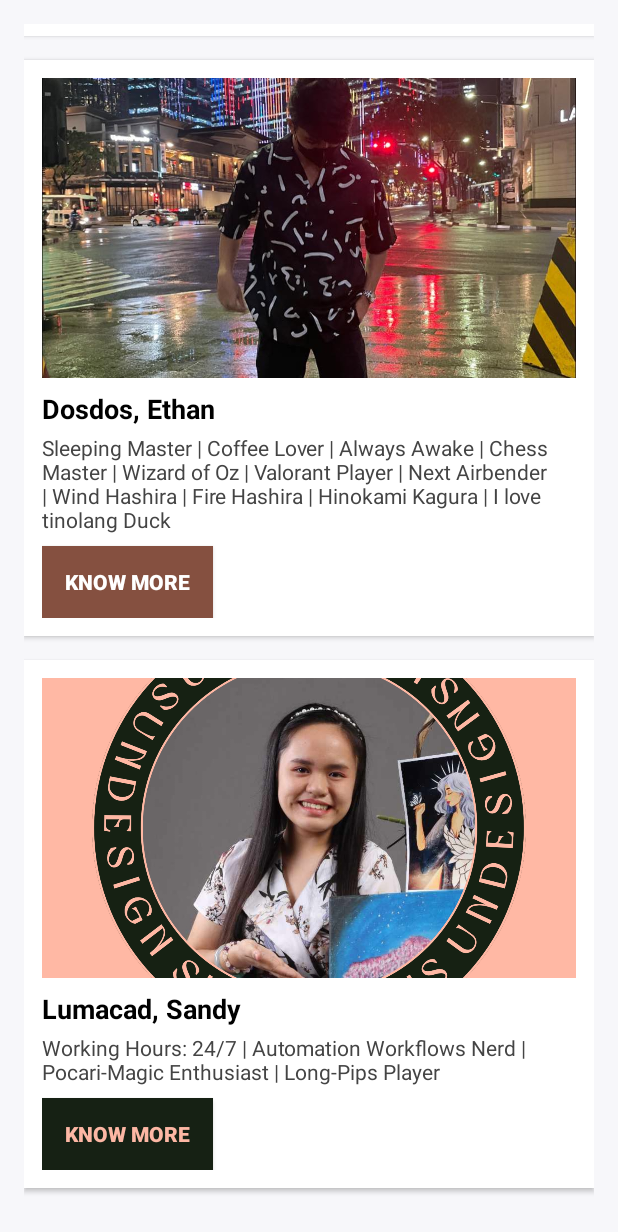
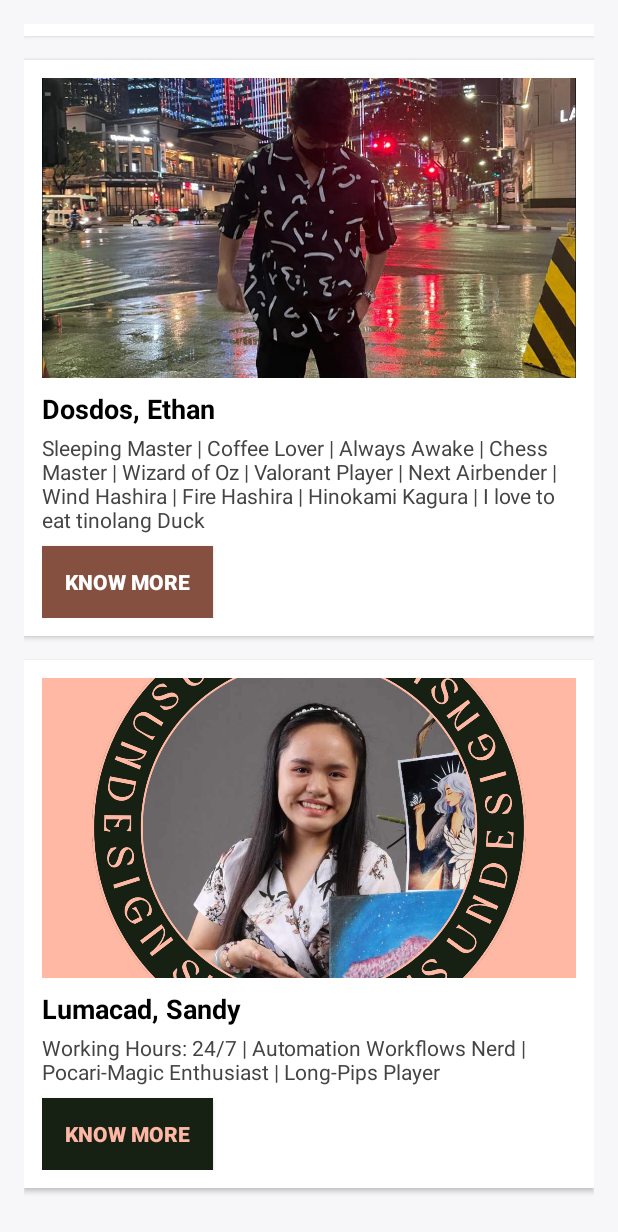
Before and after one commit to SandyLMCD/itcc41-final-about-me-app, an Android app built with Jetpack Compose: the screen it shows after launch (MainActivity), scrolled down 1064 dp, on a phone screen of 412 x 824 dp. Shown: the top 1232 px of the screen. Run offline under Robolectric (Android 15) with nearby library versions, the phone set to English and light mode, and no system bars.

Commit message:
hinokami kagura

```diff
--- a/app/src/main/res/values/strings.xml
+++ b/app/src/main/res/values/strings.xml
@@ -24,8 +24,12 @@
     <string name="sai_description_old">This is a short description about Sai</string>
 
     <string name="ethan_name">Dosdos, Ethan </string>
-    <string name="ethan_info">Sleeping Master | Coffee Lover | Always Awake | Chess Master | Wizard of Oz | Valorant Player | Next Airbender | Wind Hashira | Fire Hashira | Hinokami Kagura | I love tinolang Duck </string>
-    <string name="ethan_description">Ethan approaches complex challenges with a calm and methodical perspective, much like a chess grandmaster. His commitment to continuous learning ensures he masters new technologies quickly and reliably.</string>
+    <string name="ethan_info">Sleeping Master | Coffee Lover | Always Awake | Chess Master | Wizard of Oz | Valorant Player | Next Airbender | Wind Hashira | Fire Hashira | Hinokami Kagura | I love to eat tinolang Duck </string>
+    <string name="ethan_description">Ethan is a unique blend of energy, skill, and personality — a Sleeping Master who somehow never truly sleeps, fueled by his passion as a Coffee Lover and Always Awake enthusiast. A sharp thinker and strategist, he’s a Chess Master both on the board and in life. With a hint of mystery, Ethan embodies the Wizard of Oz, bringing creativity and imagination wherever he goes.
+
+When he’s not casting spells of brilliance, you’ll find him dominating as a Valorant Player, bending the elements like the Next Airbender, and channeling the strength of both the Wind Hashira and Fire Hashira through his fiery spirit and calm precision. His mastery of Hinokami Kagura shows his dedication and passion in everything he does — from games to goals.
+
+And at the end of the day, beneath all the titles and talents, Ethan is simply someone who loves the little joys in life — like a warm bowl of tinolang duck.</string>
     <string name="ethan_dosdos_name_old">Ethan Dosdos | Click For More</string>
     <string name="ethan_description_old">This is a short description about Ethan</string>
 
```
